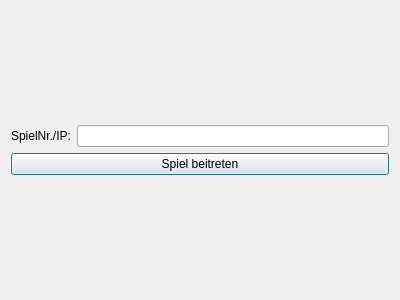
Qt form dialog.ui (MarcW2345/madn) before a commit.
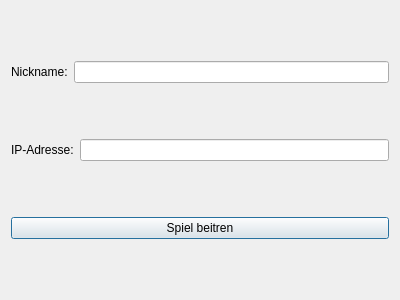
The same form after that commit.

The edit to the form file:
```diff
--- a/dialog.ui
+++ b/dialog.ui
@@ -13,27 +13,48 @@
   <property name="windowTitle">
    <string>Dialog</string>
   </property>
-  <layout class="QGridLayout" name="gridLayout">
-   <item row="0" column="0">
     <layout class="QVBoxLayout" name="verticalLayout">
+   <item>
+    <layout class="QHBoxLayout" name="horizontalLayout_2">
+     <item>
+      <widget class="QLabel" name="label_2">
+       <property name="text">
+        <string>Nickname:</string>
+       </property>
+      </widget>
+     </item>
+     <item>
+      <widget class="QLineEdit" name="lineEdit_2"/>
+     </item>
+    </layout>
+   </item>
      <item>
       <layout class="QHBoxLayout" name="horizontalLayout">
        <item>
         <widget class="QLabel" name="label">
          <property name="text">
-          <string>SpielNr./IP:</string>
+        <string>IP-Adresse:</string>
          </property>
         </widget>
        </item>
        <item>
-        <widget class="QLineEdit" name="lineEdit"/>
+      <widget class="QLineEdit" name="lineEdit">
+       <property name="sizePolicy">
+        <sizepolicy hsizetype="Expanding" vsizetype="Fixed">
+         <horstretch>0</horstretch>
+         <verstretch>0</verstretch>
+        </sizepolicy>
+       </property>
+      </widget>
        </item>
       </layout>
      </item>
+   <item>
+    <layout class="QHBoxLayout" name="horizontalLayout_3">
      <item>
       <widget class="QPushButton" name="pushButton">
        <property name="text">
-        <string>Spiel beitreten</string>
+        <string>Spiel beitren</string>
        </property>
       </widget>
      </item>
```
Lines whose indentation alone changed are shown as unchanged.
